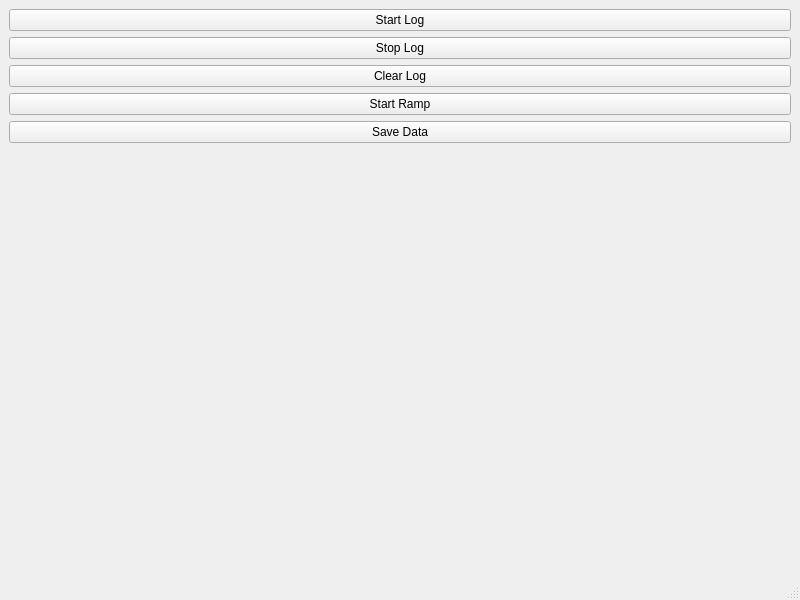
First picture: the form in resistivity/View/GUI/mainwindow.ui, repository AdrienGourgout/resistivity, before the edit.
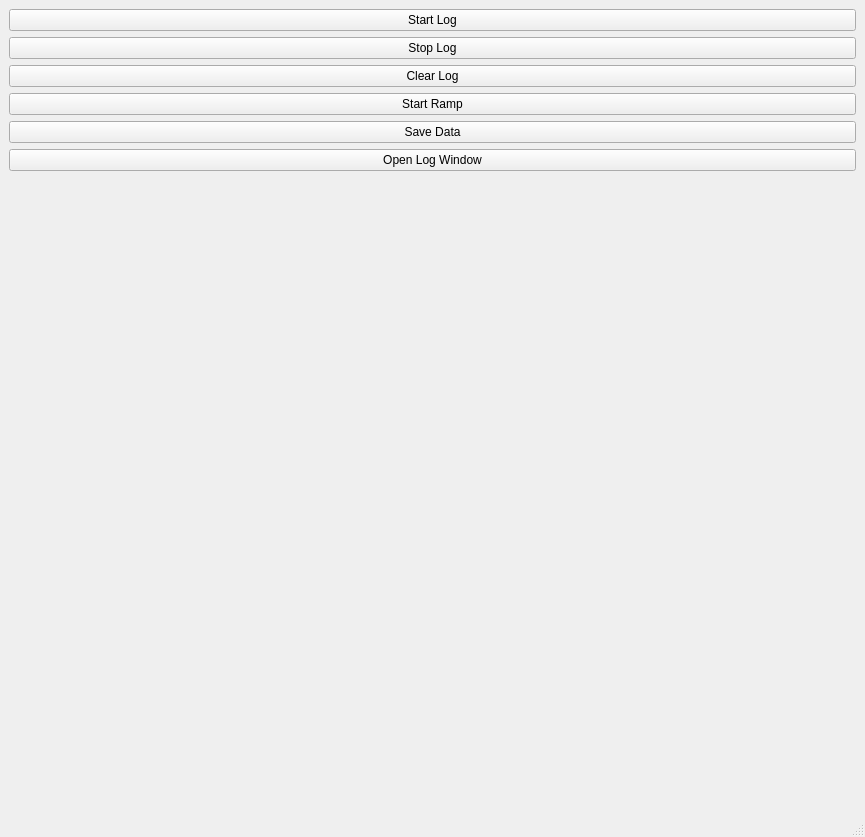
Second picture: the form after the edit.

```diff
--- a/resistivity/View/GUI/mainwindow.ui
+++ b/resistivity/View/GUI/mainwindow.ui
@@ -6,8 +6,8 @@
    <rect>
     <x>0</x>
     <y>0</y>
-    <width>800</width>
-    <height>600</height>
+    <width>865</width>
+    <height>837</height>
    </rect>
   </property>
   <property name="windowTitle">
@@ -50,6 +50,13 @@
       </property>
      </widget>
     </item>
+    <item>
+     <widget class="QPushButton" name="open_log_window_button">
+      <property name="text">
+       <string>Open Log Window</string>
+      </property>
+     </widget>
+    </item>
     <item>
      <widget class="QWidget" name="graph_box" native="true">
       <layout class="QHBoxLayout" name="horizontalLayout"/>
```
Left out of the diff: 2 changed lines with no effect on the pictures.
